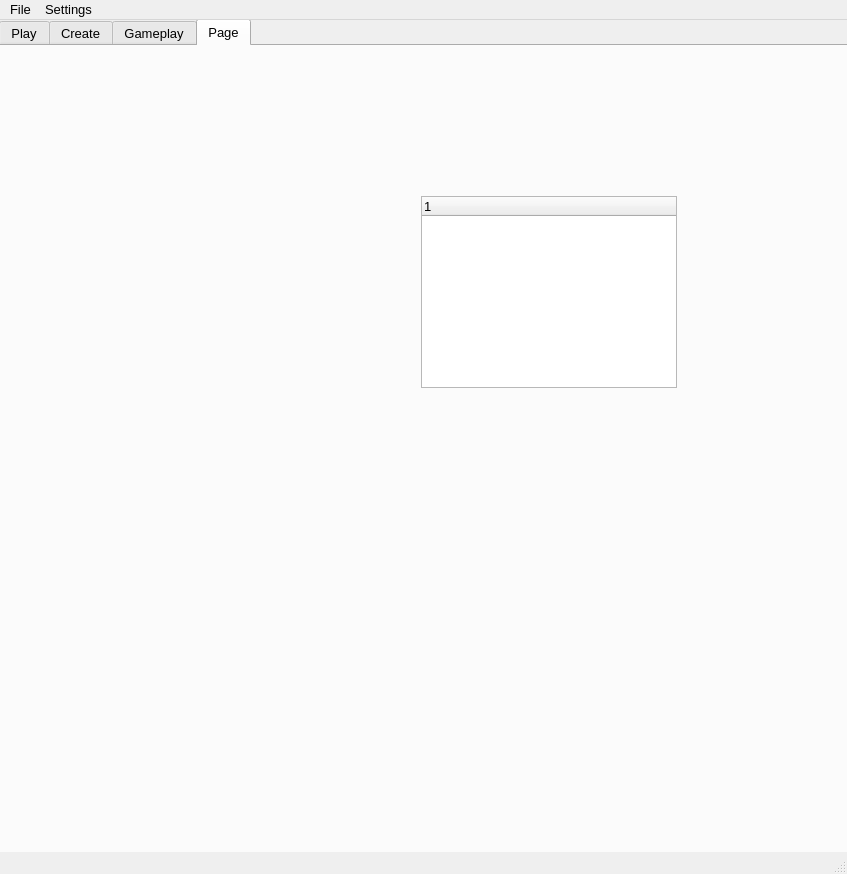
St33f3n/VisualAutomationBot, file app/Window.ui: the form before one commit.
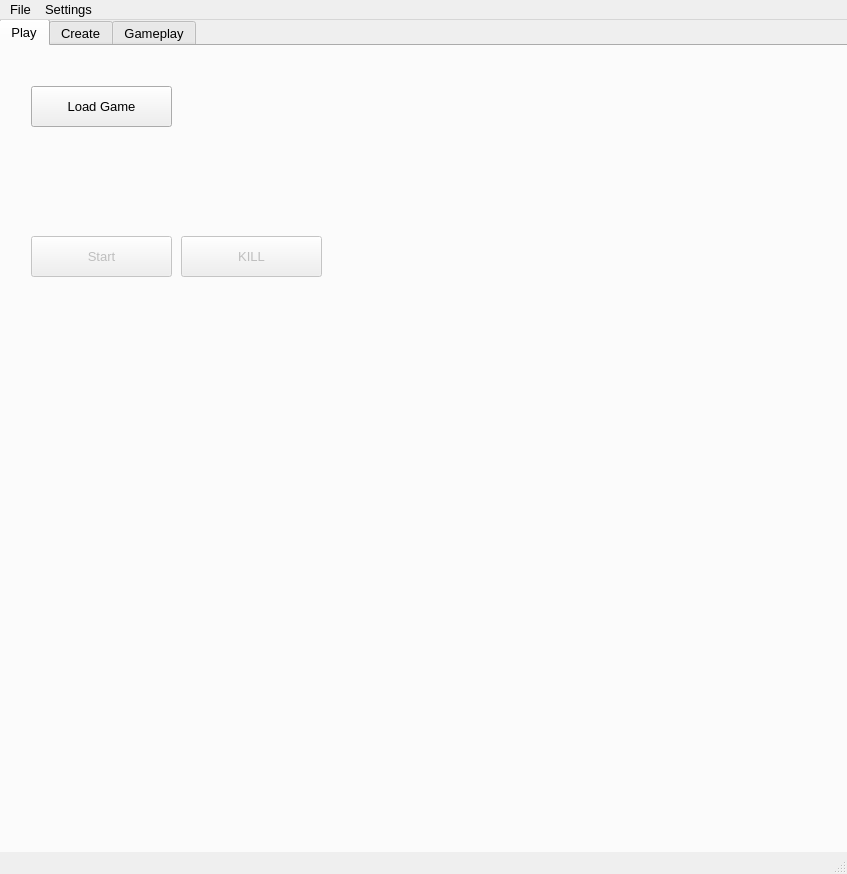
The form after the commit. The open tabs and pages were chosen to show the change.

Commit message: removed page

The edit to the form file:
```diff
--- a/app/Window.ui
+++ b/app/Window.ui
@@ -417,60 +417,6 @@
      <zorder>comboBox</zorder>
      <zorder>newSaveTextBox</zorder>
     </widget>
-    <widget class="QWidget" name="builder_tab">
-     <property name="accessibleName">
-      <string/>
-     </property>
-     <attribute name="title">
-      <string>Page</string>
-     </attribute>
-     <widget class="QLabel" name="textlist_2">
-      <property name="geometry">
-       <rect>
-        <x>10</x>
-        <y>10</y>
-        <width>361</width>
-        <height>781</height>
-       </rect>
-      </property>
-      <property name="sizePolicy">
-       <sizepolicy hsizetype="Expanding" vsizetype="Preferred">
-        <horstretch>0</horstretch>
-        <verstretch>0</verstretch>
-       </sizepolicy>
-      </property>
-      <property name="mouseTracking">
-       <bool>false</bool>
-      </property>
-      <property name="text">
-       <string/>
-      </property>
-      <property name="scaledContents">
-       <bool>false</bool>
-      </property>
-      <property name="alignment">
-       <set>Qt::AlignLeading|Qt::AlignLeft|Qt::AlignTop</set>
-      </property>
-      <property name="wordWrap">
-       <bool>true</bool>
-      </property>
-     </widget>
-     <widget class="QTreeWidget" name="treeWidget">
-      <property name="geometry">
-       <rect>
-        <x>420</x>
-        <y>150</y>
-        <width>256</width>
-        <height>192</height>
-       </rect>
-      </property>
-      <column>
-       <property name="text">
-        <string notr="true">1</string>
-       </property>
-      </column>
-     </widget>
-    </widget>
    </widget>
   </widget>
   <widget class="QMenuBar" name="menubar">
```
Left out of the diff: 106 changed lines with no effect on the pictures. The commit also changes 2 other files.
